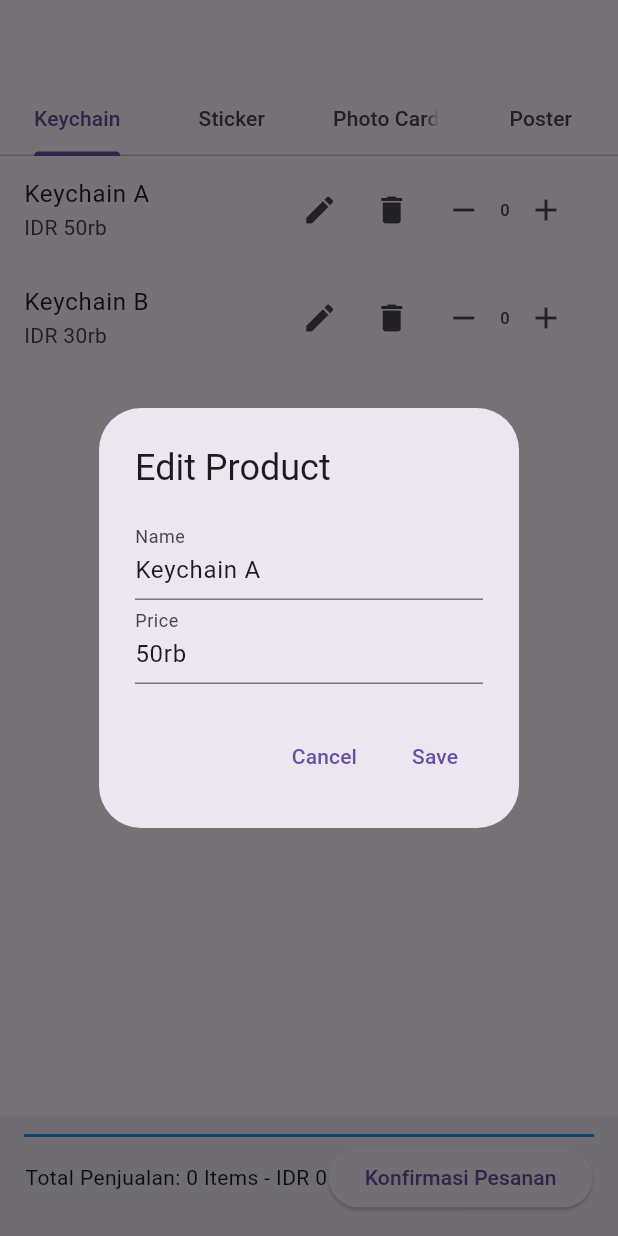
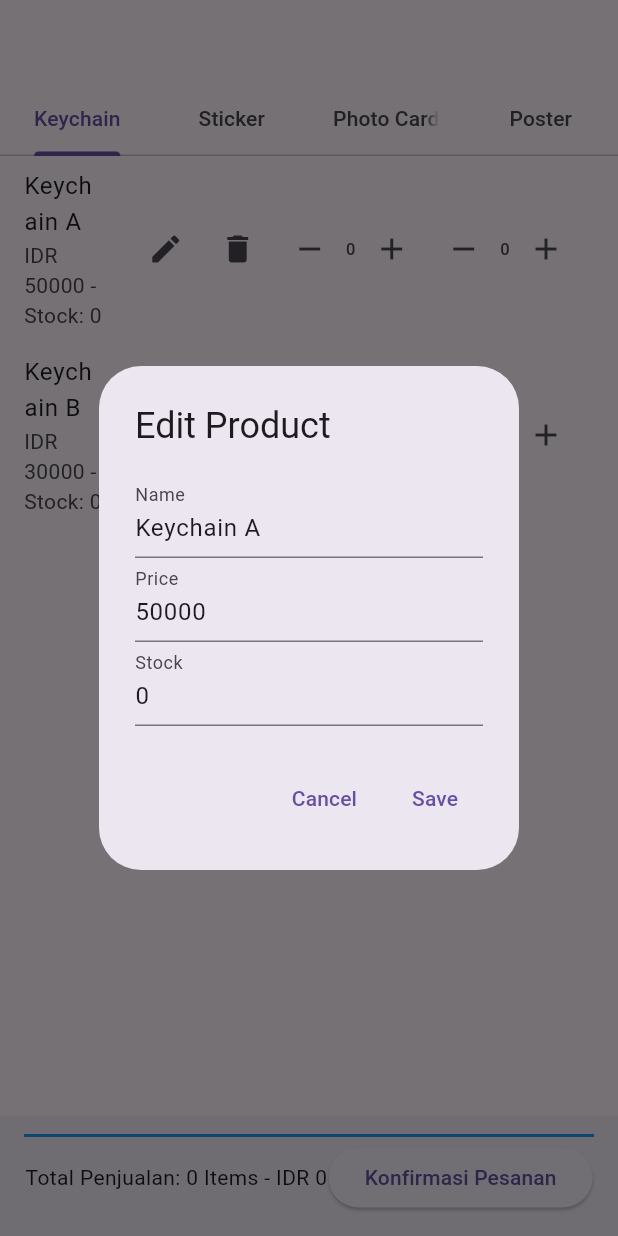
Before and after one commit to FRZ19/Manto-Koding, a Flutter app: the screen it shows after launch, after a tap on the "edit" icon, on a phone screen of 412 x 824 dp. Run offline on Flutter 3.47's test engine with Material 3 defaults, Android fonts, the phone set to English and light mode, and no system bars.

Commit message:
update tapi ngebug

```diff
--- a/lib/main.dart
+++ b/lib/main.dart
@@ -27,24 +27,27 @@ class _PurchasePageState extends State<PurchasePage> {
   int totalPrice = 0;
 
   List<Map<String, dynamic>> keychainProducts = [
-    {'name': 'Keychain A', 'price': '50rb', 'quantity': 0},
-    {'name': 'Keychain B', 'price': '30rb', 'quantity': 0},
+    {'name': 'Keychain A', 'price': '50000', 'quantity': 0, 'stock': 0},
+    {'name': 'Keychain B', 'price': '30000', 'quantity': 0, 'stock': 0},
   ];
 
   List<Map<String, dynamic>> stickerProducts = [
-    {'name': 'Sticker A', 'price': '20rb', 'quantity': 0},
-    {'name': 'Sticker B', 'price': '15rb', 'quantity': 0},
+    {'name': 'Sticker A', 'price': '20000', 'quantity': 0, 'stock': 0},
+    {'name': 'Sticker B', 'price': '15000', 'quantity': 0, 'stock': 0},
   ];
 
   List<Map<String, dynamic>> photoCardProducts = [
-    {'name': 'Photo Card A', 'price': '10rb', 'quantity': 0},
-    {'name': 'Photo Card B', 'price': '12rb', 'quantity': 0},
+    {'name': 'Photo Card A', 'price': '10000', 'quantity': 0, 'stock': 0},
+    {'name': 'Photo Card B', 'price': '12000', 'quantity': 0, 'stock': 0},
   ];
 
   List<Map<String, dynamic>> posterProducts = [
-    {'name': 'Poster A', 'price': '40rb', 'quantity': 0},
-    {'name': 'Poster B', 'price': '45rb', 'quantity': 0},
+    {'name': 'Poster A', 'price': '40000', 'quantity': 0, 'stock': 0},
+    {'name': 'Poster B', 'price': '45000', 'quantity': 0, 'stock': 0},
   ];
+
+  // Tambahkan TextEditingController untuk mengelola input stok
+  final TextEditingController _stockController = TextEditingController();
 
   void editProduct(List<Map<String, dynamic>> products, int index) {
     showDialog(
@@ -54,6 +57,9 @@ class _PurchasePageState extends State<PurchasePage> {
             TextEditingController(text: products[index]['name']);
         final _priceController =
             TextEditingController(text: products[index]['price']);
+        _stockController.text =
+            products[index]['stock'].toString(); // Set nilai stok
+
         return AlertDialog(
           title: Text('Edit Product'),
           content: Column(
@@ -68,6 +74,12 @@ class _PurchasePageState extends State<PurchasePage> {
                 decoration: InputDecoration(labelText: 'Price'),
                 keyboardType: TextInputType.number,
               ),
+              TextField(
+                controller: _stockController,
+                decoration:
+                    InputDecoration(labelText: 'Stock'), // Tambahkan input stok
+                keyboardType: TextInputType.number,
+              ),
             ],
           ),
           actions: [
@@ -80,6 +92,8 @@ class _PurchasePageState extends State<PurchasePage> {
                 setState(() {
                   products[index]['name'] = _nameController.text;
                   products[index]['price'] = _priceController.text;
+                  products[index]['stock'] =
+                      int.parse(_stockController.text); // Update nilai stok
                 });
                 Navigator.pop(context);
               },
@@ -103,6 +117,7 @@ class _PurchasePageState extends State<PurchasePage> {
       builder: (BuildContext context) {
         final _nameController = TextEditingController();
         final _priceController = TextEditingController();
+
         return AlertDialog(
           title: Text('Add Product'),
           content: Column(
@@ -115,6 +130,12 @@ class _PurchasePageState extends State<PurchasePage> {
               TextField(
                 controller: _priceController,
                 decoration: InputDecoration(labelText: 'Price'),
+                keyboardType: TextInputType.number,
+              ),
+              TextField(
+                controller: _stockController,
+                decoration:
+                    InputDecoration(labelText: 'Stock'), // Tambahkan input stok
                 keyboardType: TextInputType.number,
               ),
             ],
@@ -131,6 +152,7 @@ class _PurchasePageState extends State<PurchasePage> {
                     'name': _nameController.text,
                     'price': _priceController.text,
                     'quantity': 0,
+                    'stock': int.parse(_stockController.text), // Tambahkan stok
                   });
                 });
                 Navigator.pop(context);
@@ -143,13 +165,30 @@ class _PurchasePageState extends State<PurchasePage> {
     );
   }
 
+  void increaseStock(List<Map<String, dynamic>> products, int index) {
+    setState(() {
+      if (_stockController.text.isNotEmpty) {
+        products[index]['stock'] += int.parse(_stockController.text);
+      }
+    });
+  }
+
+  void decreaseStock(List<Map<String, dynamic>> products, int index) {
+    setState(() {
+      if (_stockController.text.isNotEmpty) {
+        products[index]['stock'] -= int.parse(_stockController.text);
+      }
+    });
+  }
+
   Widget productList(List<Map<String, dynamic>> products) {
     return ListView.builder(
       itemCount: products.length,
       itemBuilder: (context, index) {
         return ListTile(
           title: Text(products[index]['name']),
-          subtitle: Text('IDR ${products[index]['price']}'),
+          subtitle: Text(
+              'IDR ${products[index]['price']} - Stock: ${products[index]['stock']}'),
           trailing: Row(
             mainAxisSize: MainAxisSize.min,
             children: [
@@ -185,6 +224,15 @@ class _PurchasePageState extends State<PurchasePage> {
                         products[index]['price'].replaceAll('rb', ''));
                   });
                 },
+              ),
+              IconButton(
+                icon: Icon(Icons.remove),
+                onPressed: () => decreaseStock(products, index),
+              ),
+              Text('${products[index]['stock']}'),
+              IconButton(
+                icon: Icon(Icons.add),
+                onPressed: () => increaseStock(products, index),
               ),
             ],
           ),
```
